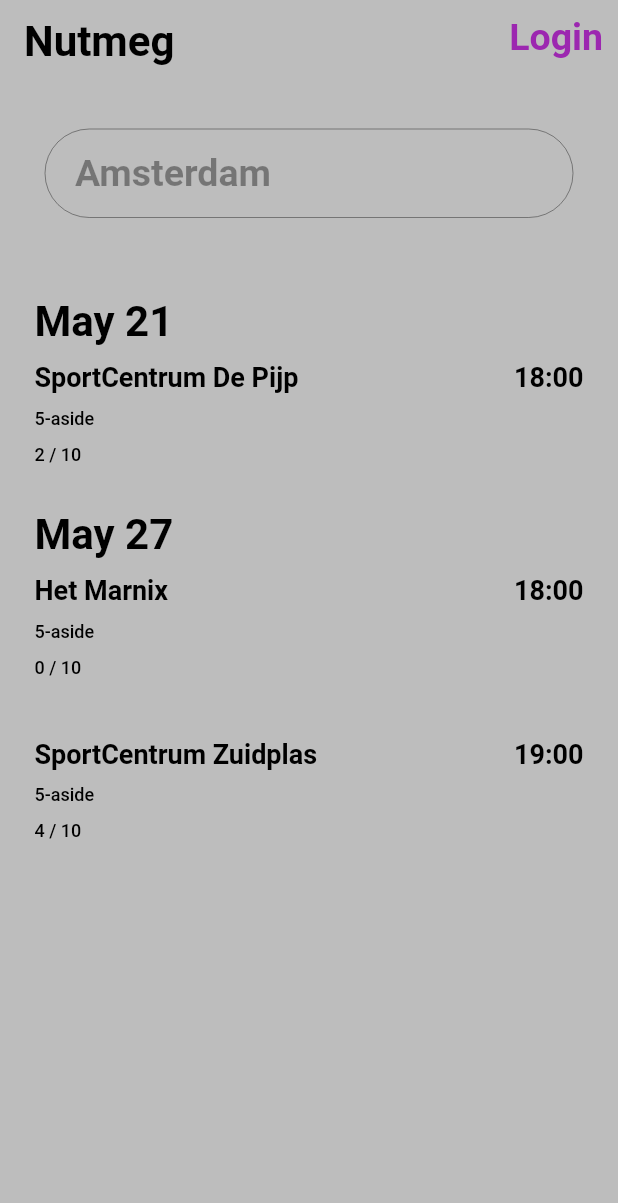
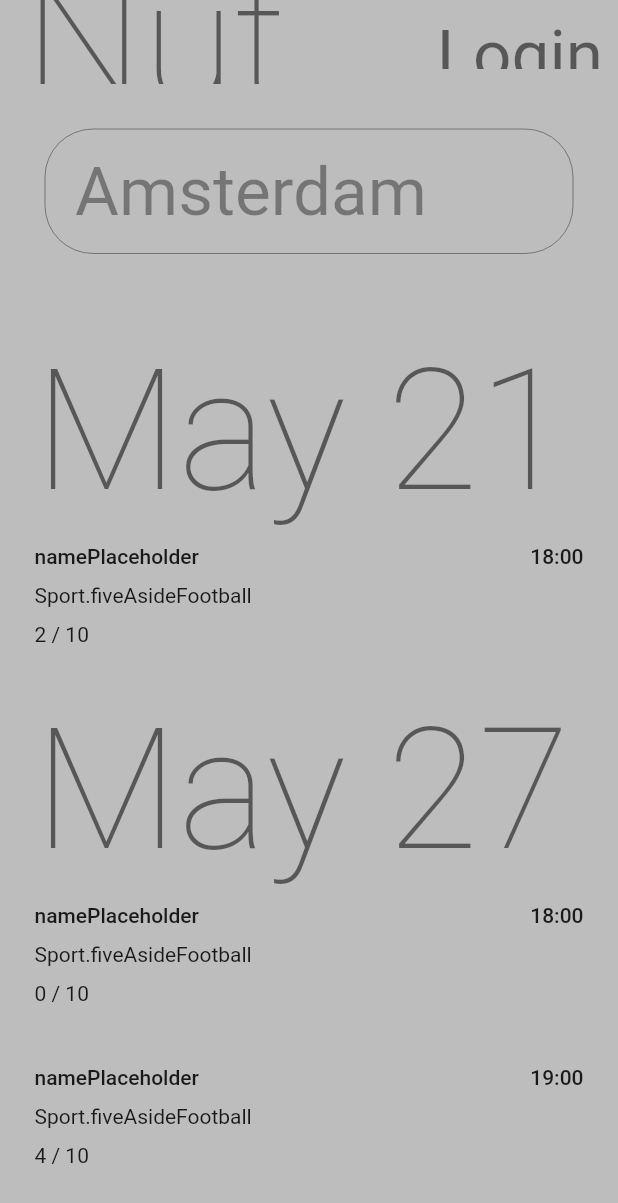
Before and after one commit to alexlipa91/nutmeg-flutter, a Flutter app: the AvailableMatches screen opened directly, on a phone screen of 412 x 824 dp. Shown: the top 1203 px of the screen. Run offline on Flutter 3.47's test engine with Material 2 defaults, Android fonts, the phone set to English and light mode, and no system bars; our stand-ins replace cloud_firestore, date_time_picker, firebase_auth, firebase_core, google_sign_in; missing offline and left inert: place_picker; accounts and stored records are empty; Roboto replaces fonts that are missing (Montserrat).

Commit message:
add match UI (WIP)

```diff
--- a/lib/models/Model.dart
+++ b/lib/models/Model.dart
@@ -1,23 +1,33 @@
 enum MatchStatus { open, played, canceled }
 
+enum Sport { fiveAsideFootball }
+
 class Match {
-  int id;
   DateTime dateTime;
   SportCenter sportCenter;
-  String sport;
-  double price;
+  Sport sport;
+  double pricePerPerson;
   List<String> joining;
-  int total;
+  int maxPlayers;
   MatchStatus status;
 
-  Match(this.id, this.dateTime, this.sportCenter, this.sport, this.total,
-      this.joining, this.price, this.status);
+  Match(this.dateTime, this.sportCenter, this.sport, this.maxPlayers,
+      this.joining, this.pricePerPerson, this.status);
+
+  toJson() {
+    return {
+      "datetime": dateTime,
+      "sportCenter": sportCenter
+    };
+  }
 }
 
 class SportCenter {
-  String name;
-  double lat;
-  double long;
+  String placeId;
 
-  SportCenter(this.name, this.lat, this.long);
+  SportCenter(this.placeId);
+
+  String getName() {
+    return "namePlaceholder";
+  }
 }
--- a/lib/screens/AvailableMatches.dart
+++ b/lib/screens/AvailableMatches.dart
@@ -11,30 +11,25 @@ import '../Utils.dart';
 List<Match> getMatches() {
   return [
     Match(
-        1,
         DateTime.parse("2020-05-21 18:00:00Z"),
-        new SportCenter(
-            "SportCentrum De Pijp", 52.34995155532827, 4.894433669187803),
-        "5-aside",
+        new SportCenter("ChIJ3zv5cYsJxkcRAr4WnAOlCT4"),
+        Sport.fiveAsideFootball,
         10,
         ["a", "b"],
         5.50,
         MatchStatus.open),
     Match(
-        2,
         DateTime.parse("2020-05-27 18:00:00Z"),
-        new SportCenter("Het Marnix", 52.37814776657895, 4.878418555693728),
-        "5-aside",
+        new SportCenter("ChIJM6a0ddoJxkcRsw7w54kvDD8"),
+        Sport.fiveAsideFootball,
         10,
         [],
         6.0,
         MatchStatus.open),
     Match(
-        3,
         DateTime.parse("2020-05-27 19:00:00Z"),
-        new SportCenter(
-            "SportCentrum Zuidplas", 51.985700943649064, 4.658921084515437),
-        "5-aside",
+        new SportCenter("ChIJYVFYYbrTxUcRMSYDU4GLg5k"),
+        Sport.fiveAsideFootball,
         10,
         ["a", "b", "c", "d"],
         7.00,
@@ -61,7 +56,7 @@ class AvailableMatches extends StatelessWidget {
 
     var widgets = [];
     for(int i = 0; i < matches.length; i++) {
-      widgets.add(MatchInfo.withBadge(matches[i].id,
+      widgets.add(MatchInfo.withBadge(matches[i],
           i == 0 || !_isSameDay(matches[i].dateTime, matches[i-1].dateTime)));
     }
 
@@ -118,18 +113,18 @@ class AvailableMatches extends StatelessWidget {
 class MatchInfo extends StatelessWidget {
   static var dateFormat = new DateFormat("MMMM dd");
 
-  int matchId;
+  Match match;
   bool showGoingWidget;
   bool showDate;
 
-  MatchInfo.withoutBadge(int matchId, bool showDate) {
-    this.matchId = matchId;
+  MatchInfo.withoutBadge(Match match, bool showDate) {
+    this.match = match;
     this.showGoingWidget = false;
     this.showDate = showDate;
   }
 
-  MatchInfo.withBadge(int matchId, bool showDate) {
-    this.matchId = matchId;
+  MatchInfo.withBadge(Match match, bool showDate) {
+    this.match = match;
     this.showGoingWidget = true;
     this.showDate = showDate;
   }
@@ -141,7 +136,6 @@ class MatchInfo extends StatelessWidget {
     return InkWell(
       child: Consumer2<MatchesModel, UserModel>(
           builder: (context, matches, user, child) {
-        Match match = matches.getMatch(matchId);
 
         return Container(
           color: Colors.transparent,
@@ -159,7 +153,7 @@ class MatchInfo extends StatelessWidget {
                 mainAxisAlignment: MainAxisAlignment.spaceBetween,
                 children: [
                   Text(
-                      match.sportCenter.name,
+                      match.sportCenter.getName(),
                       style: themeData.textTheme.bodyText1),
                   Text(DateFormat('HH:mm').format(match.dateTime),
                       style: themeData.textTheme.bodyText1)
@@ -169,7 +163,7 @@ class MatchInfo extends StatelessWidget {
               Row(
                 mainAxisAlignment: MainAxisAlignment.spaceBetween,
                 children: [
-                  Text(match.sport, style: themeData.textTheme.bodyText2),
+                  Text(match.sport.toString(), style: themeData.textTheme.bodyText2),
                   if(showGoingWidget && user.isLoggedIn() && match.joining.contains(user.user.uid))
                     Container(
                       decoration: new BoxDecoration(color: Colors.green),
@@ -185,7 +179,7 @@ class MatchInfo extends StatelessWidget {
                   Text(
                       match.joining.length.toString() +
                           " / " +
-                          match.total.toString(),
+                          match.maxPlayers.toString(),
                       style: themeData.textTheme.bodyText2)
                 ],
               )
@@ -195,7 +189,7 @@ class MatchInfo extends StatelessWidget {
       }),
       onTap: () {
         Navigator.push(context,
-            MaterialPageRoute(builder: (context) => MatchDetails(matchId)));
+            MaterialPageRoute(builder: (context) => MatchDetails(match)));
       },
       splashColor: Colors.white,
     );
--- a/lib/screens/MatchDetails.dart
+++ b/lib/screens/MatchDetails.dart
@@ -16,11 +16,9 @@ void main() {
       ChangeNotifierProvider(
           create: (context) => MatchesModel([
                 Match(
-                    1,
                     DateTime.parse("2020-05-21 18:00:00Z"),
-                    new SportCenter("SportCentrum De Pijp", 52.34995155532827,
-                        4.894433669187803),
-                    "5-aside",
+                    new SportCenter("ChIJ3zv5cYsJxkcRAr4WnAOlCT4"),
+                    Sport.fiveAsideFootball,
                     10,
                     [],
                     5.50,
@@ -78,7 +76,7 @@ class MatchDetails extends StatelessWidget {
             child: Column(
               children: [
                 Row(mainAxisAlignment: MainAxisAlignment.start, children: [
-                  Text(match.sport, style: themeData.textTheme.headline1)
+                  Text(match.sportCenter.placeId, style: themeData.textTheme.headline1)
                 ]),
                 Spacer(),
                 Row(mainAxisAlignment: MainAxisAlignment.start, children: [
@@ -111,7 +109,7 @@ class MatchDetails extends StatelessWidget {
                     icon: Icons.watch,
                     subTitle: "Wed Sept 2020"),
                 new InfoWidget(
-                    title: match.sportCenter.name,
+                    title: match.sportCenter.placeId,
                     icon: Icons.place,
                     subTitle: "Madurastraat 15D, Amsterdam"),
                 new InfoWidget(
--- a/pubspec.yaml
+++ b/pubspec.yaml
@@ -32,6 +32,8 @@ dependencies:
   firebase_core: "^1.0.1"
   firebase_auth: "^1.0.1"
   google_sign_in: "^4.5.1"
+  cloud_firestore: "^2.2.0"
+  date_time_picker: "^2.0.0"
 
   # The following adds the Cupertino Icons font to your application.
   # Use with the CupertinoIcons class for iOS style icons.
```
Also changed, not shown: lib/match_details.dart (deleted, +0 -135 lines), lib/screens/AddMatch.dart (added, +68 -0 lines), lib/screens/UserPage.dart (+16 -33 lines), pubspec.lock, 1 other file.
